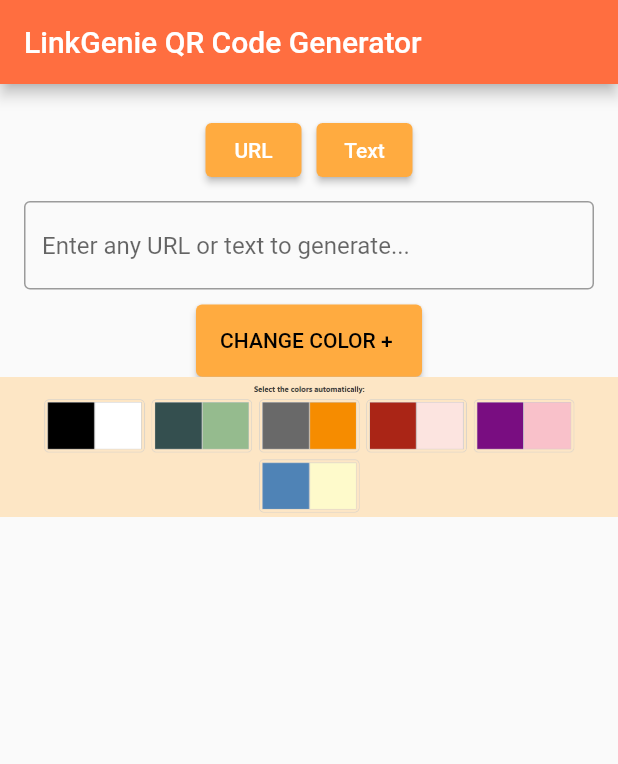
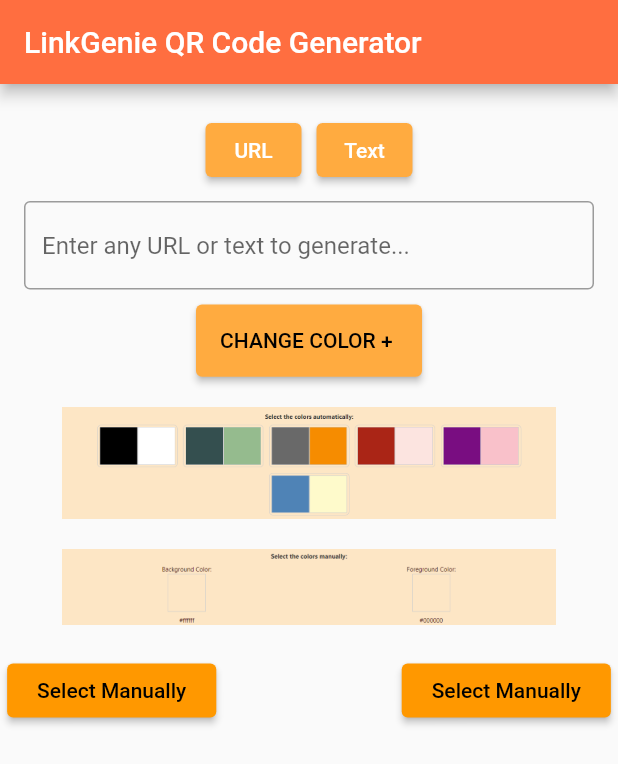
Before and after one commit to rovalen-joy/cc206-linkgenie, a Flutter app: the screen it shows after launch, on a phone screen of 412 x 824 dp. Shown: the top 764 px of the screen. Run offline on Flutter 3.47's test engine with Material 2 defaults, Android fonts, the light colour scheme and no system bars.

Commit message:
Modified the code and Added Buttons for Manually Color Picker

```diff
--- a/lib/features/input_and_color_selection.dart
+++ b/lib/features/input_and_color_selection.dart
@@ -9,14 +9,19 @@
 
   @override
   Widget build(BuildContext context) {
+    double screenWidth =
+        MediaQuery.of(context).size.width; //screen width for responsiveness
+
     return MaterialApp(
       home: Scaffold(
         appBar: AppBar(
           title: const Text('LinkGenie QR Code Generator'),
           backgroundColor: Colors.deepOrangeAccent,
         ),
-        body: Column(
-          crossAxisAlignment: CrossAxisAlignment.center,
+        body: SingleChildScrollView(
+          child: Center(
+            child: Column(
+              mainAxisAlignment: MainAxisAlignment.center,
               children: <Widget>[
                 SizedBox(height: 20), // Spacing from the top for padding
                 Row(
@@ -25,27 +30,25 @@
                     ElevatedButton(
                       onPressed: () {},
                       style: ButtonStyle(
-                    backgroundColor:
-                        MaterialStateProperty.all<Color>(Colors.orangeAccent),
+                        backgroundColor: MaterialStateProperty.all<Color>(
+                            Colors.orangeAccent),
                       ),
-                  child: const Text(
-                    'URL',
+                      child: const Text('URL'),
                     ),
-                ),
-                SizedBox(width: 10), // Spacing between the URL and Text buttons
+                    SizedBox(
+                        width: 10), // Spacing between the URL and Text buttons
                     ElevatedButton(
                       onPressed: () {},
                       style: ButtonStyle(
-                    backgroundColor:
-                        MaterialStateProperty.all<Color>(Colors.orangeAccent),
+                        backgroundColor: MaterialStateProperty.all<Color>(
+                            Colors.orangeAccent),
                       ),
-                  child: const Text(
-                    'Text',
-                  ),
+                      child: const Text('Text'),
                     ),
                   ],
                 ),
-            SizedBox(height: 10), // Spacing between the textfield and buttons
+                SizedBox(
+                    height: 10), // Spacing between the textfield and buttons
                 Container(
                   padding: EdgeInsets.symmetric(horizontal: 16.0), // Padding
                   child: TextField(
@@ -56,15 +59,13 @@
                   ),
                 ),
                 SizedBox(height: 10),
-          Center(
-          child: Column(
-            children: <Widget>[
                 ElevatedButton(
                   onPressed: know,
                   style: ButtonStyle(
-                  backgroundColor: MaterialStateProperty.all<Color>(Colors.orangeAccent),
+                    backgroundColor:
+                        MaterialStateProperty.all<Color>(Colors.orangeAccent),
                     padding: MaterialStateProperty.all<EdgeInsetsGeometry>(
-                    EdgeInsets.all(16.10), // You can adjust this value as needed
+                      EdgeInsets.all(16.10), // Padding
                     ),
                   ),
                   child: const Text(
@@ -72,15 +73,75 @@
                     style: TextStyle(color: Colors.black),
                   ),
                 ),
+                SizedBox(height: 20), //for Spacing
                 Container(
+                  width: 0.8 * screenWidth,
                   child: Image.asset(
                     'assets/colorswatch.png',
+                    fit: BoxFit.fitWidth,
+                  ),
+                ),
+                SizedBox(height: 20), //for Spacing
+                Container(
+                  width: 0.8 * screenWidth,
+                  child: Image.asset(
+                    'assets/colorpicker.png',
+                    fit: BoxFit.fitWidth,
+                  ),
+                ),
+                SizedBox(height: 20), //for Spacing
+                Row(
+                  mainAxisAlignment: MainAxisAlignment
+                      .center, //Center two 'Select Manually' buttons in the row
+                  children: [
+                    Padding(
+                      padding: EdgeInsets.only(
+                          right: 0.15 *
+                              screenWidth), //for spacing to the right of the first 'Select Manually' button
+                      child: ElevatedButton(
+                        onPressed: know,
+                        style: ButtonStyle(
+                          backgroundColor:
+                              MaterialStateProperty.all<Color>(Colors.orange),
+                          padding:
+                              MaterialStateProperty.all<EdgeInsetsGeometry>(
+                            EdgeInsets.symmetric(
+                                vertical: 10.0, horizontal: 20.0), //Padding
+                          ),
+                        ),
+                        child: const Text(
+                          'Select Manually',
+                          style: TextStyle(color: Colors.black),
+                        ),
+                      ),
+                    ),
+                    Padding(
+                      padding: EdgeInsets.only(
+                          left: 0.15 *
+                              screenWidth), //for spacing to the left of the second 'Select Manually' button
+                      child: ElevatedButton(
+                        onPressed: know,
+                        style: ButtonStyle(
+                          backgroundColor:
+                              MaterialStateProperty.all<Color>(Colors.orange),
+                          padding:
+                              MaterialStateProperty.all<EdgeInsetsGeometry>(
+                            EdgeInsets.symmetric(
+                                vertical: 10.0, horizontal: 20.0), //Padding
+                          ),
+                        ),
+                        child: const Text(
+                          'Select Manually',
+                          style: TextStyle(color: Colors.black),
+                        ),
                       ),
                     ),
                   ],
                 ),
+                SizedBox(height: 20), //for Spacing
+              ],
             ),
-          ],
+          ),
         ),
       ),
     );
--- a/pubspec.yaml
+++ b/pubspec.yaml
@@ -54,6 +54,7 @@
 flutter:
   assets:
     - assets/colorswatch.png
+    - assets/colorpicker.png
 
   # The following line ensures that the Material Icons font is
   # included with your application, so that you can use the icons in
```
Also changed, not shown: assets/colorpicker.png (added). Lines whose indentation alone changed are shown as unchanged.
